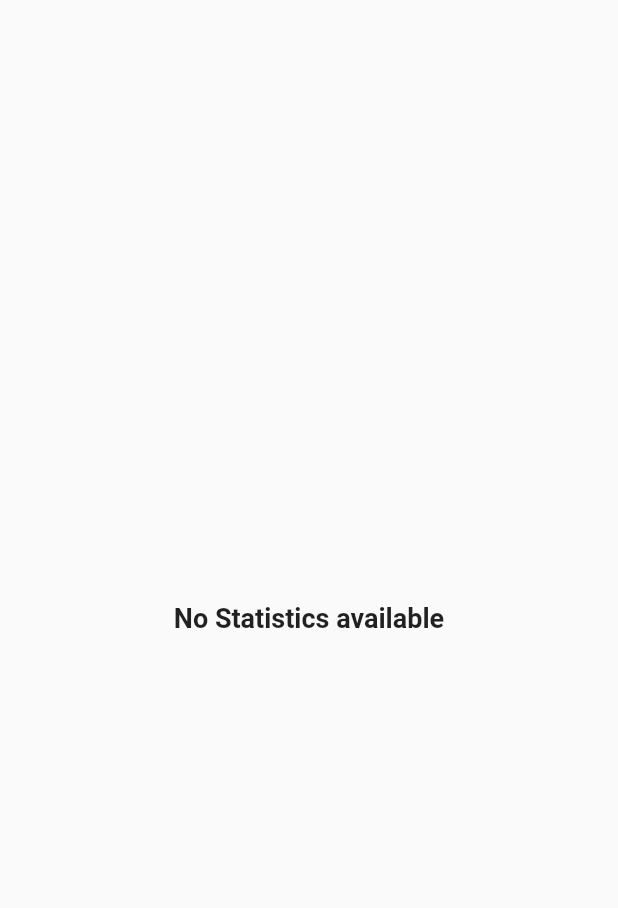
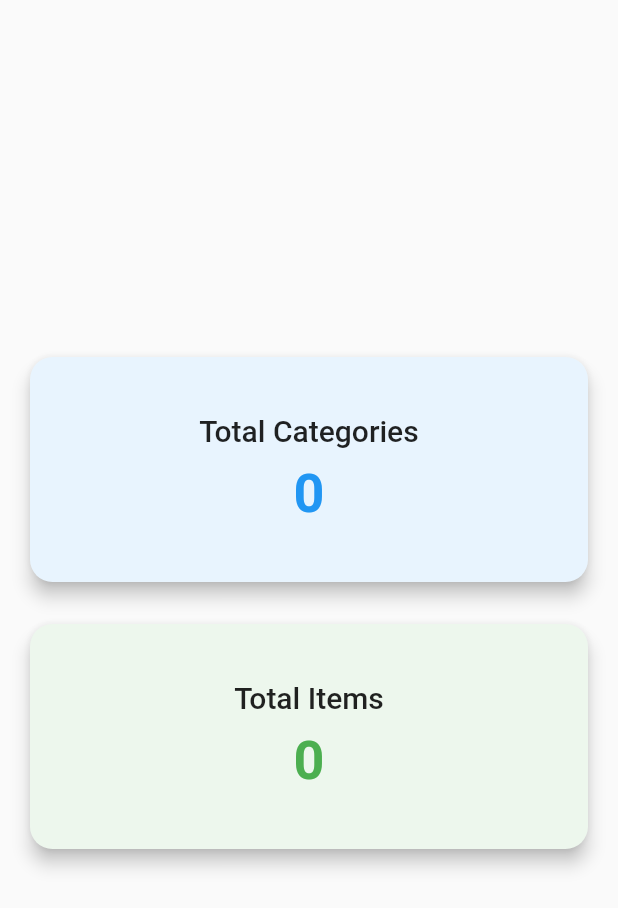
Before and after one commit to konnofuente/hospital-equipment-management-flutter, a Flutter app: the StatisticScreen screen opened directly, on a phone screen of 412 x 824 dp. Shown: the top 908 px of the screen. Run offline on Flutter 3.47's test engine with Material 2 defaults, Android fonts, the phone set to English and light mode, and no system bars; our stand-ins replace awesome_dialog, babstrap_settings_screen, bloc, connectivity_plus, dotted_border, equatable and 11 more; missing offline and left inert: flutter_tex; accounts and stored records are empty; statements that could not run were skipped.

Commit message:
complete First version of admin side

```diff
--- a/lang/en.json
+++ b/lang/en.json
@@ -47,7 +47,8 @@
   "changeLanguage": "Change Language",
   "category": "Category",
   "add_category": "Add a category",
-  "create_cat": "Create Category"
+  "create_cat": "Create Category",
+  "project": "Project"
 
 
 }
--- a/lang/fr.json
+++ b/lang/fr.json
@@ -47,7 +47,8 @@
   "changeLanguage": "Change de langue",
   "category": "Categorie",
   "add_category": "Ajouter un category d'equipement",
-  "create_cat": "Cree une categorie"
+  "create_cat": "Cree une categorie",
+  "project": "projet"
 
 
 }
--- a/lib/screens/AllEquipementCategories/components/add_form_equipement_category.dart
+++ b/lib/screens/AllEquipementCategories/components/add_form_equipement_category.dart
@@ -125,6 +125,7 @@
     return Scaffold(
       appBar: AppBar(
         title: Text("Add Equipment Category"),
+        automaticallyImplyLeading: false,
       ),
       body: SingleChildScrollView(
         padding: EdgeInsets.all(16),
--- a/lib/screens/EquipementCategory/components/add_form_equipment_item.dart
+++ b/lib/screens/EquipementCategory/components/add_form_equipment_item.dart
@@ -72,6 +72,7 @@
     child: Scaffold(
       appBar: AppBar(
         title: Text("Add New Equipment Item"),
+        automaticallyImplyLeading: false,
       ),
       body: Form(
         key: _formKey,
--- a/lib/screens/EquipementCategory/widgets/getBottomItem.dart
+++ b/lib/screens/EquipementCategory/widgets/getBottomItem.dart
@@ -26,7 +26,7 @@
         ),
         label: "Ajoutez",
         activeIcon: Icon(
-          Icons.home,
+          Icons.add,
           color: AppColors.primarydark,
           size: 24.66,
         ),
--- a/lib/screens/StatisticScreen/StatisticScreen.dart
+++ /dev/null
@@ -1,28 +0,0 @@
-import 'package:flutter/material.dart';
-
-class StatisticScreen extends StatefulWidget {
-  const StatisticScreen({Key? key}) : super(key: key);
-
-  @override
-  State<StatisticScreen> createState() => _StatisticScreenState();
-}
-
-class _StatisticScreenState extends State<StatisticScreen> {
-  @override
-  Widget build(BuildContext context) {
-    return Material(
-      child: Scaffold(
-        body: Center(
-      child: Text(
-        "No Statistics available",
-        style: TextStyle(
-          fontSize: 18,
-          fontWeight: FontWeight.bold,
-          // color: AppColors.danger
-        ),
-      ),
-    )
-      ),
-    );;
-  }
-}
--- /dev/null
+++ b/lib/screens/Statistics/statistics.dart
@@ -0,0 +1,98 @@
+import 'package:flutter/material.dart';
+
+import '../../bloc/EquipementCategoriesBloc/equipement_categories_bloc.dart';
+import '../../bloc/bloc_export.dart';
+
+class StatisticScreen extends StatefulWidget {
+  StatisticScreen();
+
+  @override
+  State<StatisticScreen> createState() => _StatisticScreenState();
+}
+
+class _StatisticScreenState extends State<StatisticScreen> {
+  @override
+  void dispose() {
+    _getStatistics(context);
+    super.dispose();
+  }
+
+  late int totalCategories = 0;
+  // Replace with your own data
+  int totalItems = 0;
+
+  void _getStatistics(BuildContext context) {
+    EquipmentCategoriesBloc equipmentCategoriesBloc =
+        BlocProvider.of<EquipmentCategoriesBloc>(context);
+    totalCategories =
+        equipmentCategoriesBloc.state.allEquipmentCategories.length;
+    print(totalCategories);
+  }
+
+  @override
+  Widget build(BuildContext context) {
+    return Scaffold(
+      body: Padding(
+        padding: const EdgeInsets.all(16.0),
+        child: Column(
+          mainAxisAlignment: MainAxisAlignment.center,
+          crossAxisAlignment: CrossAxisAlignment.stretch,
+          children: [
+            // Total Number of Categories
+            _buildStatCard(
+              'Total Categories',
+              '$totalCategories',
+              Colors.blue,
+            ),
+            SizedBox(height: 20),
+
+            // Total Number of Items
+            _buildStatCard(
+              'Total Items',
+              '$totalItems',
+              Colors.green,
+            ),
+            SizedBox(height: 20),
+
+            // Other Stats here...
+          ],
+        ),
+      ),
+    );
+  }
+
+  Widget _buildStatCard(String title, String value, Color color) {
+    return Card(
+      elevation: 5,
+      shape: RoundedRectangleBorder(borderRadius: BorderRadius.circular(15)),
+      child: Container(
+        height: 150,
+        decoration: BoxDecoration(
+          borderRadius: BorderRadius.circular(15),
+          color: color.withOpacity(0.1),
+        ),
+        child: Column(
+          mainAxisAlignment: MainAxisAlignment.center,
+          children: [
+            Text(
+              title,
+              style: TextStyle(
+                fontSize: 20,
+                fontWeight: FontWeight.w500,
+              ),
+            ),
+            SizedBox(height: 10),
+            Text(
+              value,
+              style: TextStyle(
+                fontSize: 36,
+                fontWeight: FontWeight.bold,
+                color: color,
+              ),
+            )
+          ],
+        ),
+      ),
+    );
+  }
+}
--- a/lib/services/localisationService/t_key.dart
+++ b/lib/services/localisationService/t_key.dart
@@ -53,6 +53,7 @@
   category,
   add_category,
   create_cat,
+  project,
 }
 
 //TKeys.hello
```
Also changed, not shown: lib/components/AppBottomNavigation.dart/ListBottomNavigationItem.dart (+16 -16 lines), lib/screens/EquipementCategory/equipement_category.dart (+5 -2 lines), lib/screens/Home/DashBaord/utils/get_screen_fragment.dart (+7 -7 lines), lib/screens/ItemReservation/item_reservation.dart (added, +27 -0 lines), lib/screens/Projet/projet.dart (added, +27 -0 lines).
